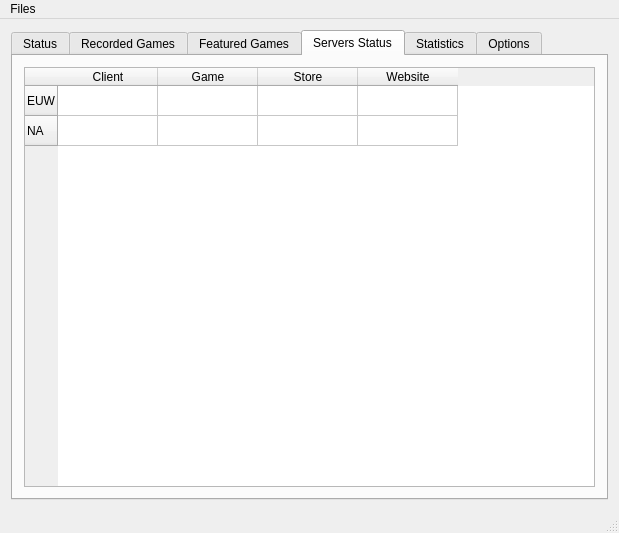
Aztorius/legendsreplay, file mainwindow.ui: the form before one commit.
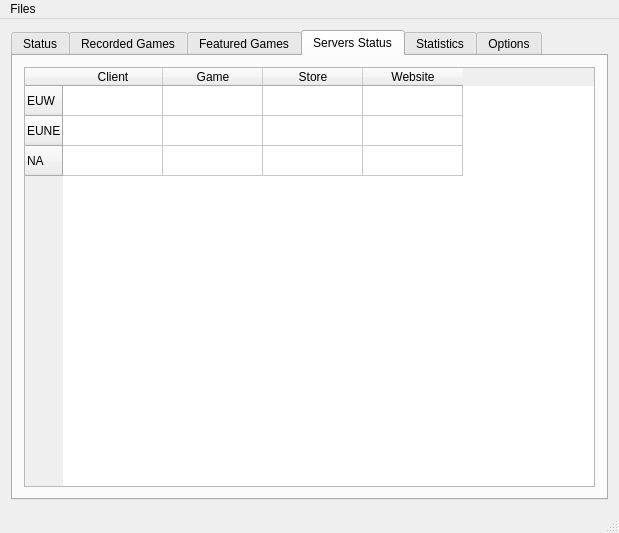
The form after the commit. The open tabs and pages were chosen to show the change.

Diff of the .ui file:
```diff
--- a/mainwindow.ui
+++ b/mainwindow.ui
@@ -273,6 +273,11 @@
             <string>EUW</string>
            </property>
           </row>
+          <row>
+           <property name="text">
+            <string>EUNE</string>
+           </property>
+          </row>
           <row>
            <property name="text">
             <string>NA</string>
```
Left out of the diff: 2 changed lines with no effect on the pictures.
